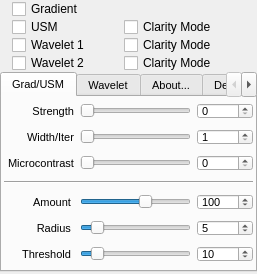
Above: WaveletSharpen/sph_wavelet_sharpen.ui from spoilerhead/asp_plugins before the change. Below: the same form after it.
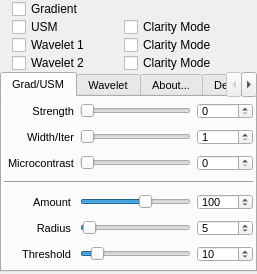
That is the form after the change. Custom widgets are drawn as their Qt base class.

```diff
--- a/WaveletSharpen/sph_wavelet_sharpen.ui
+++ b/WaveletSharpen/sph_wavelet_sharpen.ui
@@ -363,7 +363,7 @@
           <number>0</number>
          </property>
          <property name="maximum">
-          <number>50</number>
+          <number>250</number>
          </property>
          <property name="value">
           <number>5</number>
```
Left out of the diff: 4 changed lines with no effect on the pictures.
